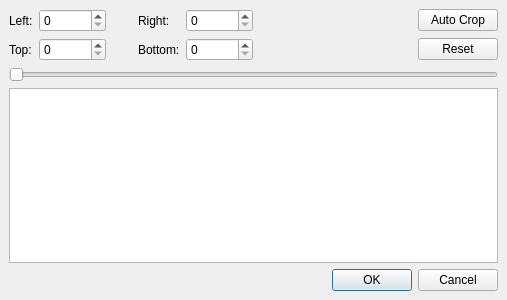
This is avidemux_plugins/ADM_videoFilters6/blackenBorder/qt4/blackenBorders.ui in mean00/avidemux2 as Qt 5 draws it before an edit. The edited form follows.
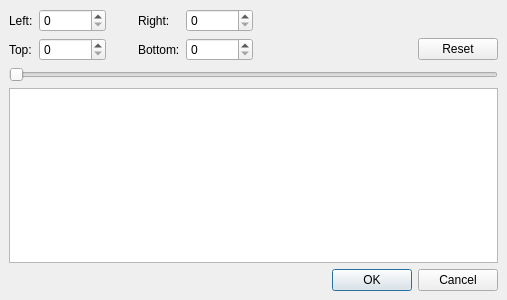
This is the edited form.

Commit message: [blakenBorders] rename ui

Patch:
```diff
--- a/avidemux_plugins/ADM_videoFilters6/blackenBorder/qt4/blackenBorders.ui
+++ b/avidemux_plugins/ADM_videoFilters6/blackenBorder/qt4/blackenBorders.ui
@@ -154,13 +154,6 @@
        </property>
       </widget>
      </item>
-     <item row="0" column="6">
-      <widget class="QPushButton" name="pushButtonAutoCrop">
-       <property name="text">
-        <string>Auto Crop</string>
-       </property>
-      </widget>
-     </item>
      <item row="1" column="2">
       <spacer>
        <property name="orientation">
```
Left out of the diff: 9 changed lines with no effect on the pictures. The commit also changes 2 other files.
